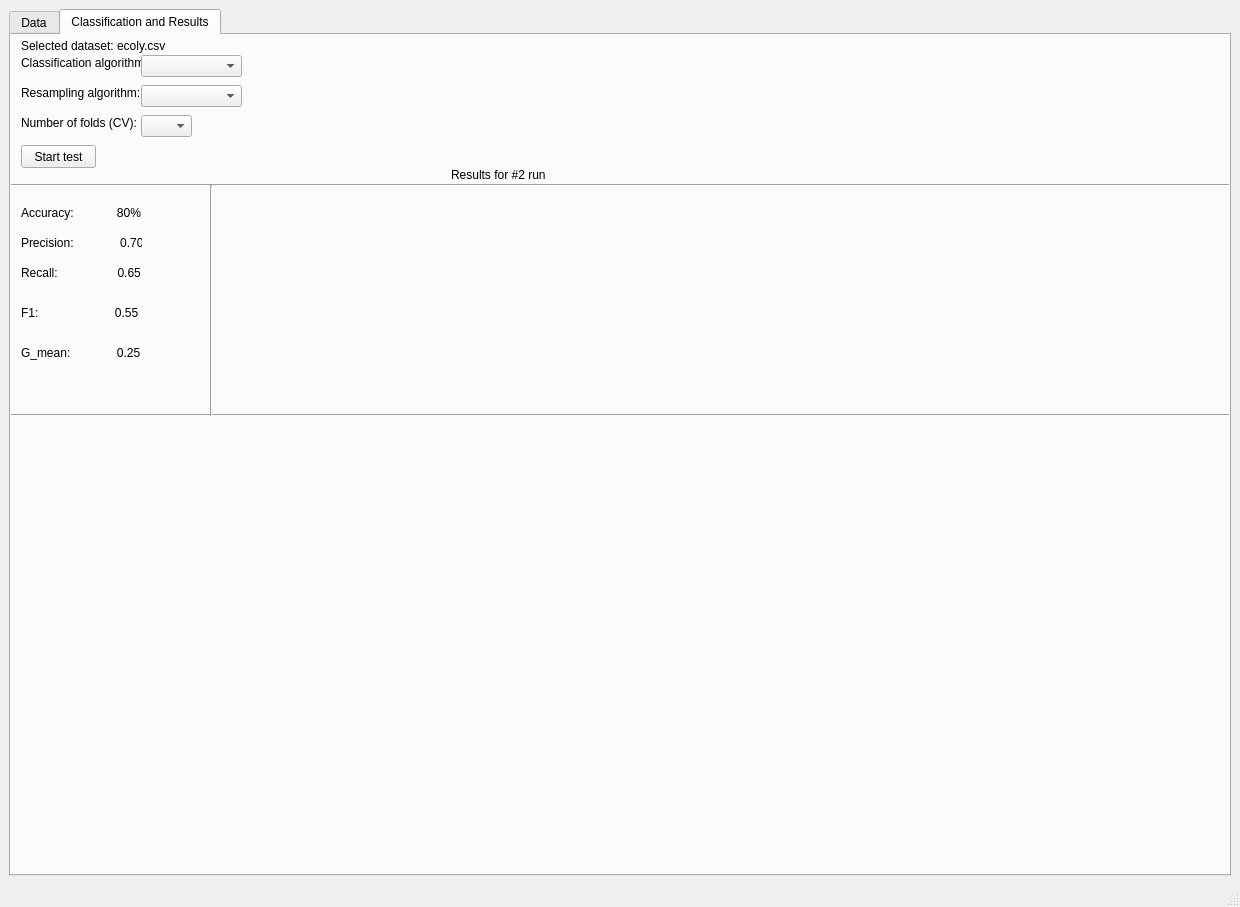
Qt form rework_temp.ui (punkie/resampler_new) before a commit.
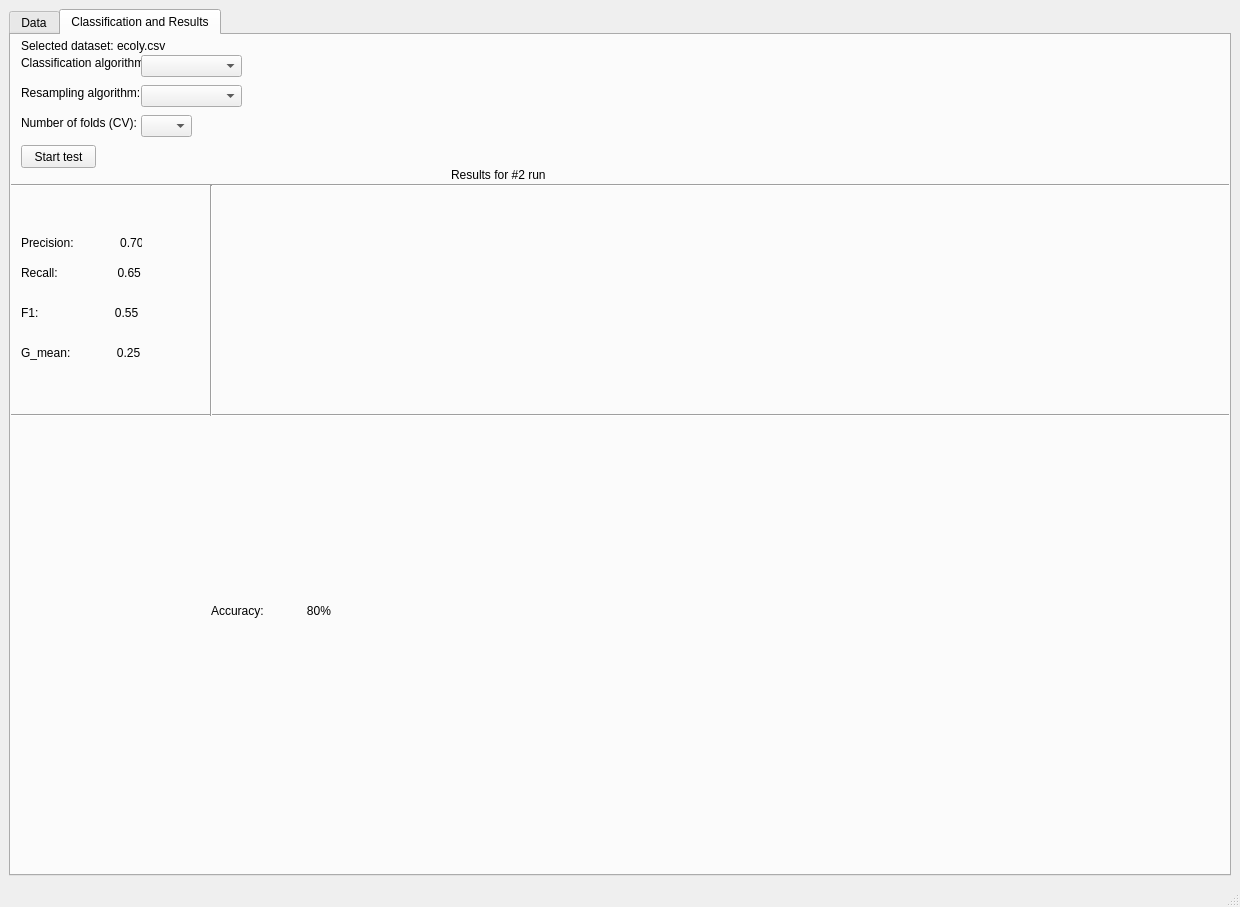
The same form after that commit.

Diff of the .ui file:
```diff
--- a/rework_temp.ui
+++ b/rework_temp.ui
@@ -1320,10 +1320,10 @@
        <widget class="QLabel" name="label_33">
         <property name="geometry">
          <rect>
-          <x>10</x>
-          <y>170</y>
-          <width>121</width>
-          <height>16</height>
+          <x>200</x>
+          <y>430</y>
+          <width>391</width>
+          <height>291</height>
          </rect>
         </property>
         <property name="text">
```
Left out of the diff: 8 changed lines with no effect on the pictures.
